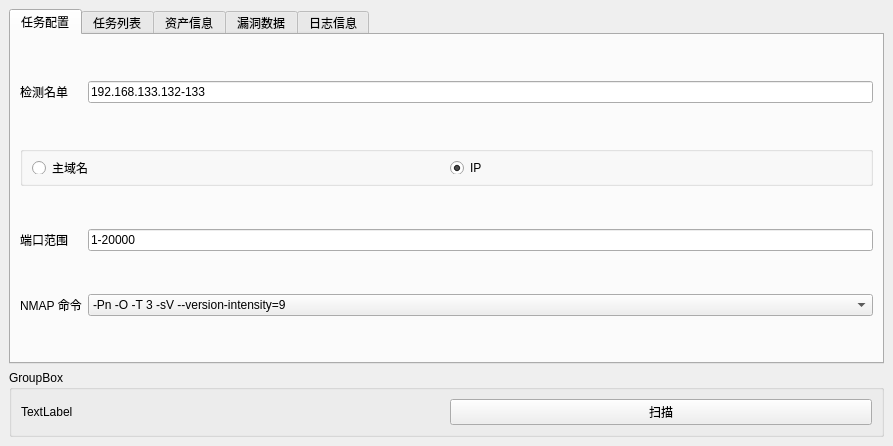
Before: the Qt Designer form main.ui in macoding1994/NetSec-Auto, drawn with Qt 5.
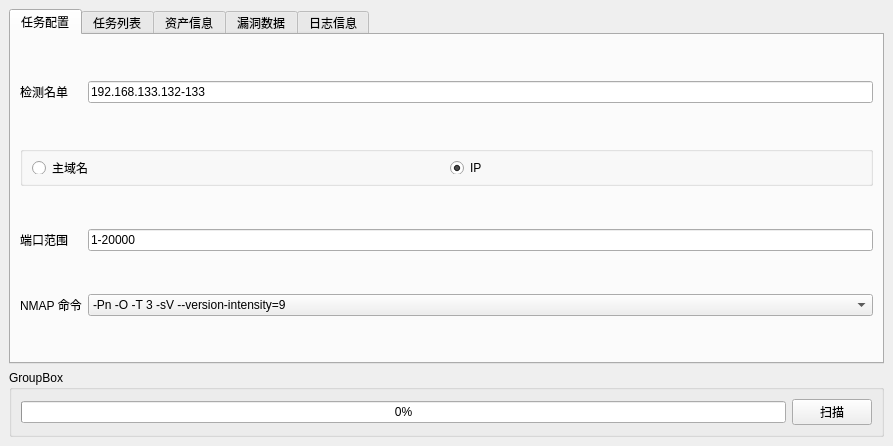
After: the same form once the commit is applied.

Commit message: progressBar 新增nmap扫描进度显示

What changed in the file:
```diff
--- a/main.ui
+++ b/main.ui
@@ -20,15 +20,15 @@
       <property name="title">
        <string>GroupBox</string>
       </property>
-      <layout class="QHBoxLayout" name="horizontalLayout_2">
-       <item>
-        <widget class="QLabel" name="label">
-         <property name="text">
-          <string>TextLabel</string>
+      <layout class="QGridLayout" name="gridLayout_8">
+       <item row="0" column="0">
+        <widget class="QProgressBar" name="progressBar">
+         <property name="value">
+          <number>0</number>
          </property>
         </widget>
        </item>
-       <item>
+       <item row="0" column="1">
         <widget class="QPushButton" name="pushButton">
          <property name="text">
           <string>扫描</string>
```
The commit also changes 2 other files.
